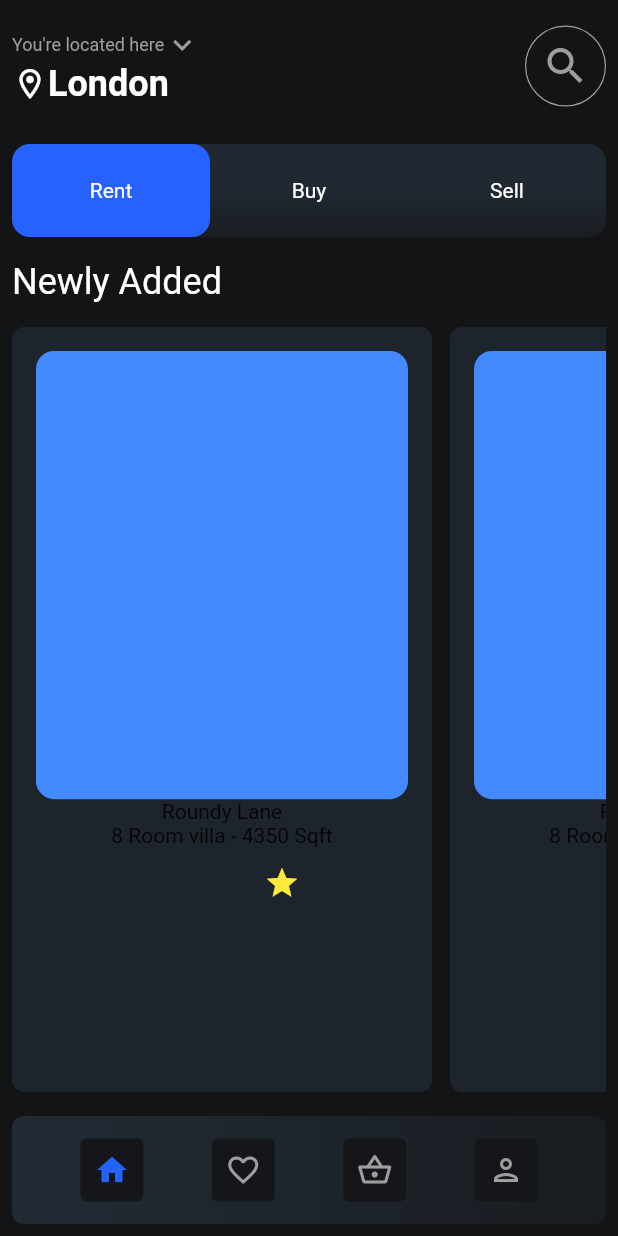
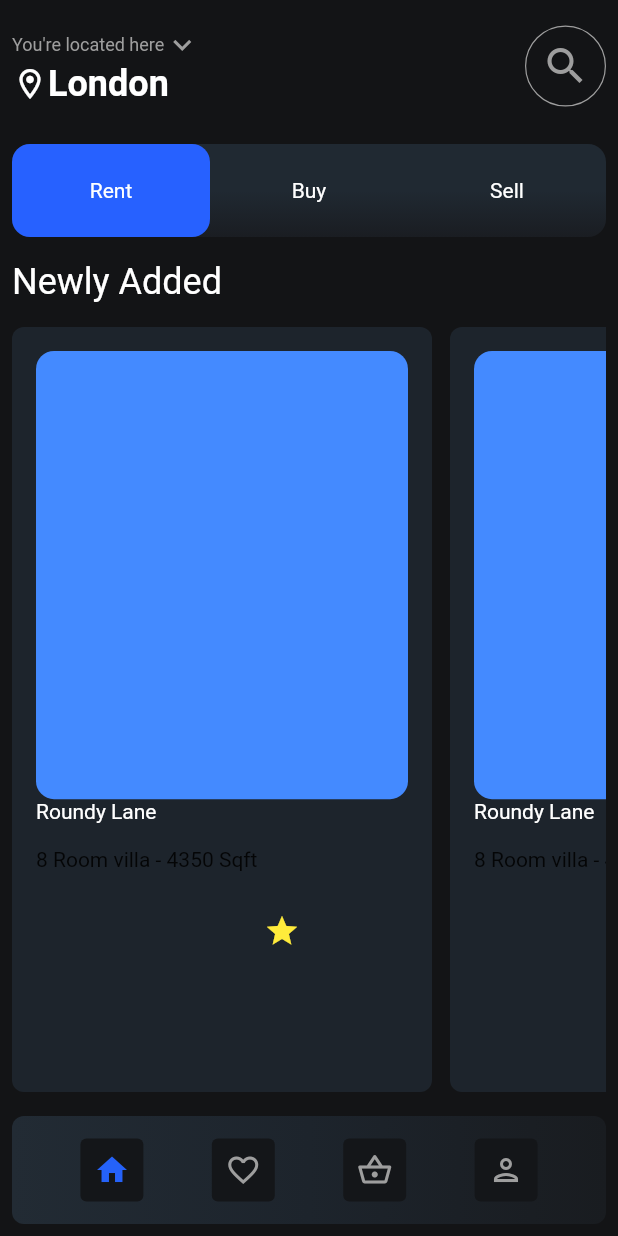
Before and after one commit to JAICHANGPARK/flutter_notebook_17th_story, a Flutter app: the screen it shows after launch, on a phone screen of 412 x 824 dp. Run offline on Flutter 3.47's test engine with Material 2 defaults, Android fonts, the phone set to English and light mode, and no system bars; our stand-ins replace cached_network_image, fl_chart, flutter_riverpod, freezed_annotation, ionicons, percent_indicator.

Commit message:
Update real_estate_main_page.dart

```diff
--- a/lib/ep1018_real_estate_app/src/ui/real_estate_main_page.dart
+++ b/lib/ep1018_real_estate_app/src/ui/real_estate_main_page.dart
@@ -214,9 +214,18 @@ class _RealEstateMainPageState extends State<RealEstateMainPage> {
                                     ),
                                     Expanded(
                                       child: Column(
+                                        crossAxisAlignment: CrossAxisAlignment.start,
                                         children: [
-                                          Text("Roundy Lane"),
-                                          Text("8 Room villa - 4350 Sqft"),
+                                          Text(
+                                            "Roundy Lane",
+                                            style: TextStyle(
+                                              color: Colors.white,
+                                            ),
+                                          ),
+                                          Padding(
+                                            padding: const EdgeInsets.symmetric(vertical: 16.0),
+                                            child: Text("8 Room villa - 4350 Sqft"),
+                                          ),
                                           Row(
                                             children: [
                                               Container(
```
